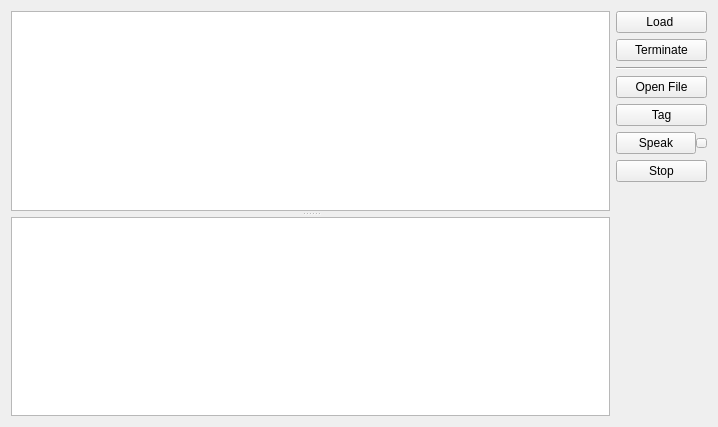
Qt form tools/tihu_console/tihu_console.ui (tihu-nlp/tihu) before a commit.
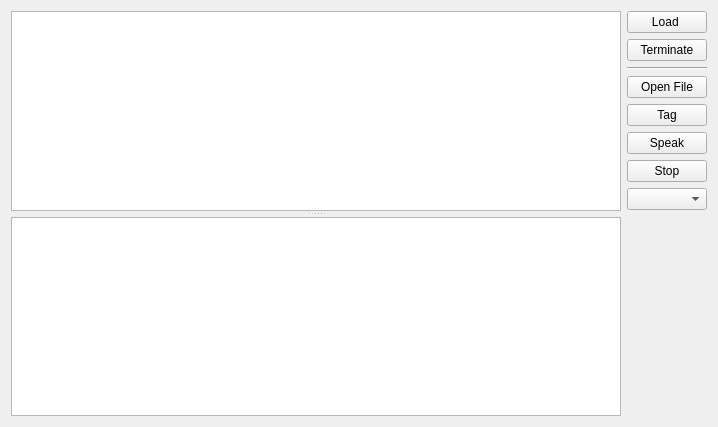
The same form after that commit.

Commit message: fix tihu_console issue

```diff
--- a/tools/tihu_console/tihu_console.ui
+++ b/tools/tihu_console/tihu_console.ui
@@ -135,27 +135,6 @@
             </property>
            </widget>
           </item>
-          <item>
-           <widget class="QPushButton" name="btnVoices">
-            <property name="sizePolicy">
-             <sizepolicy hsizetype="Minimum" vsizetype="Fixed">
-              <horstretch>0</horstretch>
-              <verstretch>0</verstretch>
-             </sizepolicy>
-            </property>
-            <property name="minimumSize">
-             <size>
-              <width>5</width>
-              <height>0</height>
-             </size>
-            </property>
-            <property name="font">
-             <font>
-              <pointsize>1</pointsize>
-             </font>
-            </property>
-           </widget>
-          </item>
          </layout>
         </item>
         <item>
@@ -165,6 +144,9 @@
           </property>
          </widget>
         </item>
+        <item>
+         <widget class="QComboBox" name="cbVoice"/>
+        </item>
         <item>
          <spacer name="verticalSpacer_1">
           <property name="orientation">
```
The commit also changes 2 other files.
